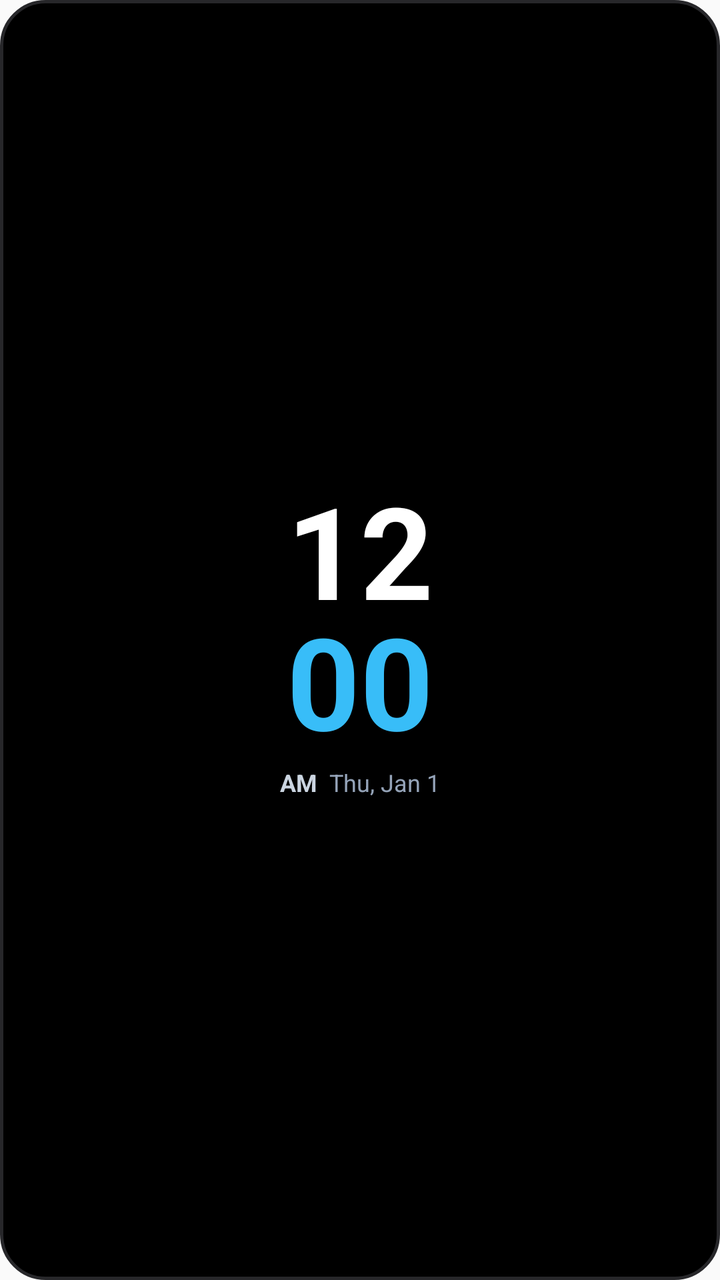
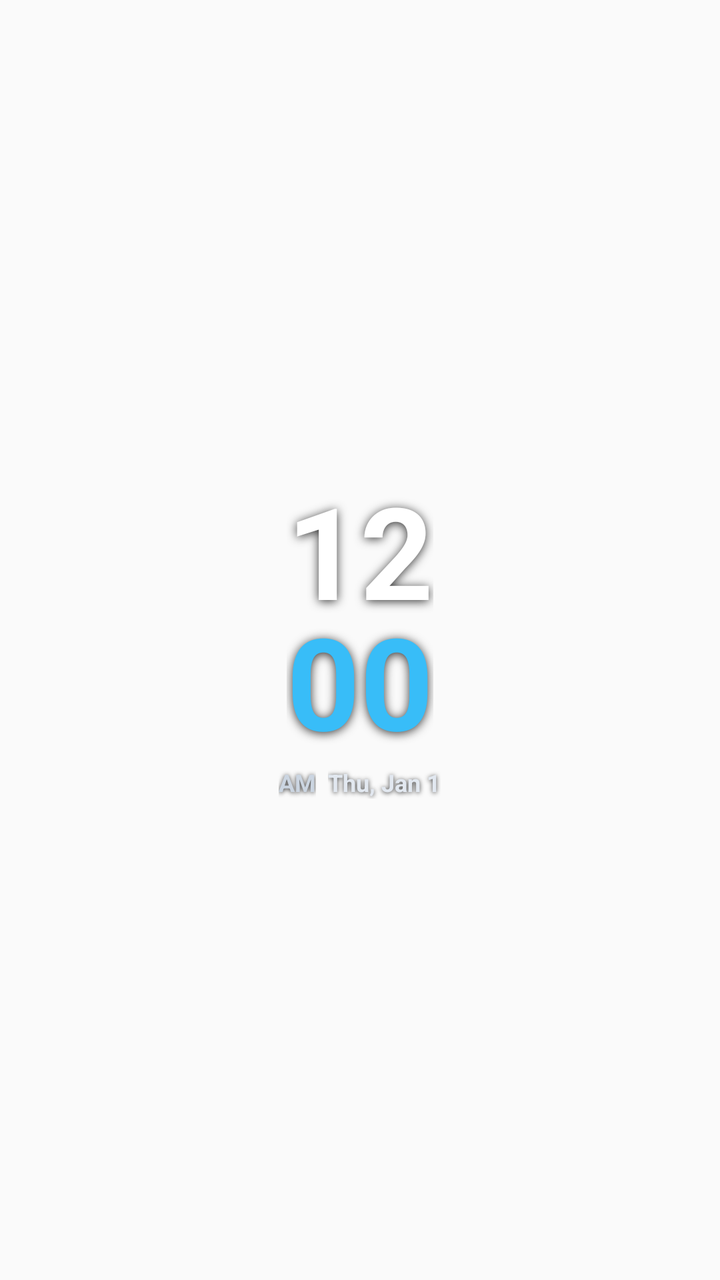

Screens rendered from an Android XML layout before and after an edit, with the pre-edit source and the edit as a unified diff.
<!-- AndroidManifest.xml: application theme AppTheme -->
<!-- res/layout/widget_clock_vertical.xml -->
<?xml version="1.0" encoding="utf-8"?>
<LinearLayout xmlns:android="http://schemas.android.com/apk/res/android"
    android:id="@+id/widget_clock_vert_root"
    android:layout_width="match_parent"
    android:layout_height="match_parent"
    android:background="@drawable/widget_bg"
    android:gravity="center"
    android:orientation="vertical"
    android:padding="12dp">

    
    <TextClock
        android:id="@+id/widget_clock_vert_hours"
        android:layout_width="wrap_content"
        android:layout_height="wrap_content"
        android:format12Hour="hh"
        android:format24Hour="kk"
        android:textColor="#FFFFFF"
        android:textSize="64sp"
        android:textStyle="bold"
        android:includeFontPadding="false" />

    
    <TextClock
        android:id="@+id/widget_clock_vert_minutes"
        android:layout_width="wrap_content"
        android:layout_height="wrap_content"
        android:format12Hour="mm"
        android:format24Hour="mm"
        android:textColor="#38BDF8"
        android:textSize="64sp"
        android:textStyle="bold"
        android:includeFontPadding="false"
        android:layout_marginTop="-10dp" />

    <LinearLayout
        android:layout_width="wrap_content"
        android:layout_height="wrap_content"
        android:gravity="center"
        android:orientation="horizontal"
        android:layout_marginTop="2dp">

        <TextClock
            android:id="@+id/widget_clock_vert_ampm"
            android:layout_width="wrap_content"
            android:layout_height="wrap_content"
            android:format12Hour="a"
            android:format24Hour=""
            android:textColor="#CBD5E1"
            android:textSize="12sp"
            android:textStyle="bold"
            android:layout_marginEnd="6dp" />

        <TextClock
            android:id="@+id/widget_clock_vert_date"
            android:layout_width="wrap_content"
            android:layout_height="wrap_content"
            android:format12Hour="EEE, MMM d"
            android:format24Hour="EEE, MMM d"
            android:textColor="#94A3B8"
            android:textSize="12sp" />
    </LinearLayout>

</LinearLayout>
<!-- resources referenced by this layout -->
<resources>
  <!-- drawable widget_bg (drawable) -->
  <?xml version="1.0" encoding="utf-8"?>
  <shape xmlns:android="http://schemas.android.com/apk/res/android"
      android:shape="rectangle">
      <corners android:radius="22dp" />
      <solid android:color="#FF000000" />
      <stroke
          android:width="1.5dp"
          android:color="#FF27272A" />
  </shape>
  <style name="AppTheme" parent="Theme.AppCompat.Light.DarkActionBar">
          
          <item name="colorPrimary">@color/colorPrimary</item>
          <item name="colorPrimaryDark">@color/colorPrimaryDark</item>
          <item name="colorAccent">@color/colorAccent</item>
      </style>
</resources>

<!-- the commit's change to res/layout/widget_clock_vertical.xml (unified diff, before → after) -->
@@ -3,10 +3,10 @@
     android:id="@+id/widget_clock_vert_root"
     android:layout_width="match_parent"
     android:layout_height="match_parent"
-    android:background="@drawable/widget_bg"
+    android:background="@android:color/transparent"
     android:gravity="center"
     android:orientation="vertical"
-    android:padding="12dp">
+    android:padding="8dp">
 
     
     <TextClock
@@ -18,6 +18,10 @@
         android:textColor="#FFFFFF"
         android:textSize="64sp"
         android:textStyle="bold"
+        android:shadowColor="#CC000000"
+        android:shadowDx="0"
+        android:shadowDy="2"
+        android:shadowRadius="12"
         android:includeFontPadding="false" />
 
     
@@ -30,6 +34,10 @@
         android:textColor="#38BDF8"
         android:textSize="64sp"
         android:textStyle="bold"
+        android:shadowColor="#CC000000"
+        android:shadowDx="0"
+        android:shadowDy="2"
+        android:shadowRadius="12"
         android:includeFontPadding="false"
         android:layout_marginTop="-10dp" />
 
@@ -49,6 +57,10 @@
             android:textColor="#CBD5E1"
             android:textSize="12sp"
             android:textStyle="bold"
+            android:shadowColor="#CC000000"
+            android:shadowDx="0"
+            android:shadowDy="1"
+            android:shadowRadius="6"
             android:layout_marginEnd="6dp" />
 
         <TextClock
@@ -57,8 +69,13 @@
             android:layout_height="wrap_content"
             android:format12Hour="EEE, MMM d"
             android:format24Hour="EEE, MMM d"
-            android:textColor="#94A3B8"
-            android:textSize="12sp" />
+            android:textColor="#E2E8F0"
+            android:textSize="12sp"
+            android:textStyle="bold"
+            android:shadowColor="#CC000000"
+            android:shadowDx="0"
+            android:shadowDy="1"
+            android:shadowRadius="6" />
     </LinearLayout>
 
 </LinearLayout>
<!-- resource entries referenced after the edit -->
@@ -1,15 +1,5 @@
 <!-- resources referenced by this layout -->
 <resources>
-  <!-- drawable widget_bg (drawable) -->
-  <?xml version="1.0" encoding="utf-8"?>
-  <shape xmlns:android="http://schemas.android.com/apk/res/android"
-      android:shape="rectangle">
-      <corners android:radius="22dp" />
-      <solid android:color="#FF000000" />
-      <stroke
-          android:width="1.5dp"
-          android:color="#FF27272A" />
-  </shape>
   <style name="AppTheme" parent="Theme.AppCompat.Light.DarkActionBar">
           
           <item name="colorPrimary">@color/colorPrimary</item>
